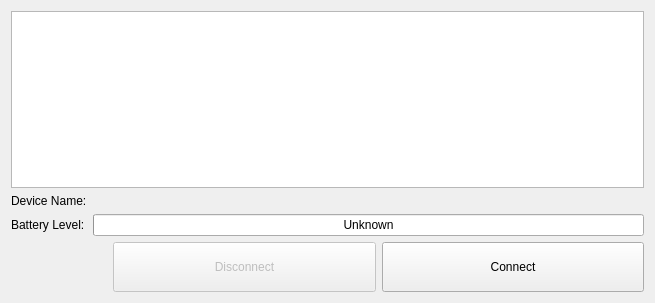
Before: the Qt Designer form mainwindow.ui in rpavlik/vrpn-wiimote-gui, drawn with Qt 5.
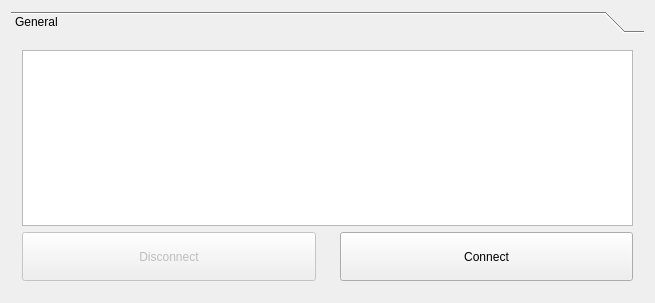
After: the same form once the commit is applied.

Commit message: switch to a toolbox-oriented gui

```diff
--- a/mainwindow.ui
+++ b/mainwindow.ui
@@ -14,34 +14,51 @@
    <string>Wiimote Wand Server</string>
   </property>
   <widget class="QWidget" name="centralWidget">
+   <layout class="QHBoxLayout" name="horizontalLayout_2">
+    <item>
+     <widget class="QToolBox" name="toolBox">
+      <property name="currentIndex">
+       <number>0</number>
+      </property>
+      <widget class="QWidget" name="GeneralPage">
+       <property name="geometry">
+        <rect>
+         <x>0</x>
+         <y>0</y>
+         <width>637</width>
+         <height>237</height>
+        </rect>
+       </property>
+       <attribute name="label">
+        <string>General</string>
+       </attribute>
+       <layout class="QVBoxLayout" name="verticalLayout_2">
+        <item>
    <layout class="QVBoxLayout" name="verticalLayout">
+          <property name="sizeConstraint">
+           <enum>QLayout::SetMaximumSize</enum>
+          </property>
     <item>
      <widget class="QTextBrowser" name="textBrowser"/>
     </item>
     <item>
-     <layout class="QFormLayout" name="formLayout">
-      <item row="1" column="0">
-       <widget class="QLabel" name="label">
-        <property name="text">
-         <string>Battery Level:</string>
-        </property>
-       </widget>
-      </item>
-      <item row="1" column="1">
-       <widget class="QProgressBar" name="batteryBar">
-        <property name="maximum">
-         <number>100</number>
-        </property>
-        <property name="value">
-         <number>0</number>
-        </property>
-        <property name="format">
-         <string>Unknown</string>
-        </property>
-       </widget>
-      </item>
-      <item row="2" column="1">
        <layout class="QHBoxLayout" name="horizontalLayout">
+            <item>
+             <widget class="QPushButton" name="disconnect">
+              <property name="enabled">
+               <bool>false</bool>
+              </property>
+              <property name="sizePolicy">
+               <sizepolicy hsizetype="Minimum" vsizetype="Expanding">
+                <horstretch>0</horstretch>
+                <verstretch>0</verstretch>
+               </sizepolicy>
+              </property>
+              <property name="text">
+               <string>Disconnect</string>
+              </property>
+             </widget>
+            </item>
         <item>
          <spacer name="verticalSpacer">
           <property name="orientation">
@@ -49,28 +66,12 @@
           </property>
           <property name="sizeHint" stdset="0">
            <size>
-            <width>20</width>
+                <width>18</width>
             <height>65</height>
            </size>
           </property>
          </spacer>
         </item>
-        <item>
-         <widget class="QPushButton" name="disconnect">
-          <property name="enabled">
-           <bool>false</bool>
-          </property>
-          <property name="sizePolicy">
-           <sizepolicy hsizetype="Minimum" vsizetype="Expanding">
-            <horstretch>0</horstretch>
-            <verstretch>0</verstretch>
-           </sizepolicy>
-          </property>
-          <property name="text">
-           <string>Disconnect</string>
-          </property>
-         </widget>
-        </item>
         <item>
          <widget class="QPushButton" name="connect">
           <property name="sizePolicy">
@@ -86,21 +87,11 @@
         </item>
        </layout>
       </item>
-      <item row="0" column="0">
-       <widget class="QLabel" name="label_2">
-        <property name="text">
-         <string>Device Name:</string>
-        </property>
-       </widget>
-      </item>
-      <item row="0" column="1">
-       <widget class="QLabel" name="deviceName">
-        <property name="text">
-         <string/>
-        </property>
-       </widget>
-      </item>
-     </layout>
+         </layout>
+        </item>
+       </layout>
+      </widget>
+     </widget>
     </item>
    </layout>
   </widget>
```
Left out of the diff: 2 changed lines with no effect on the pictures. Lines whose indentation alone changed are shown as unchanged. The commit also changes 4 other files.
